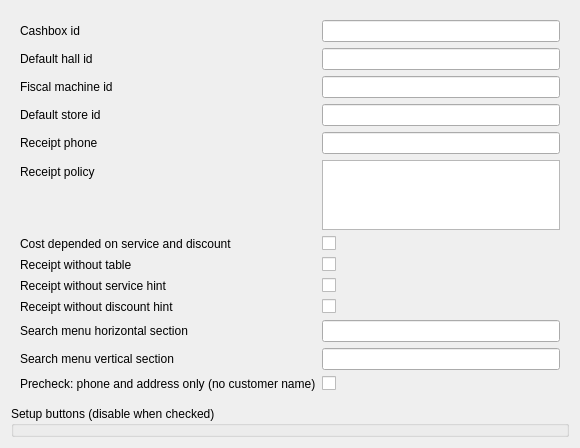
Above: FrontDesk/rworkstationconfigwaiter.ui from End1-1/Cafe5 before the change. Below: the same form after it.
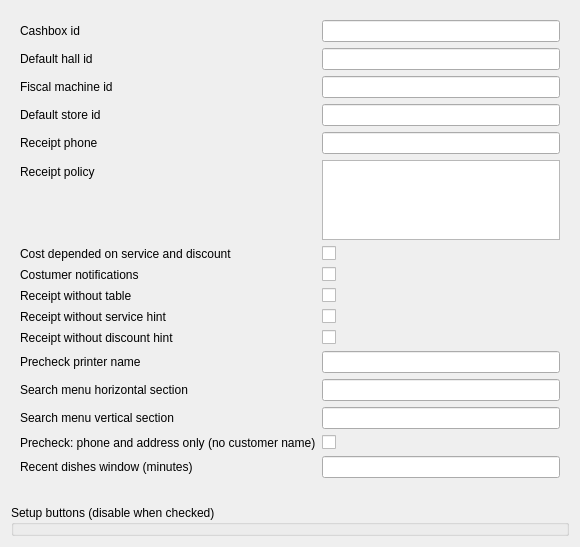
That is the form after the change.

Diff of the .ui file:
```diff
--- a/FrontDesk/rworkstationconfigwaiter.ui
+++ b/FrontDesk/rworkstationconfigwaiter.ui
@@ -7,7 +7,7 @@
     <x>0</x>
     <y>0</y>
     <width>580</width>
-    <height>432</height>
+    <height>547</height>
    </rect>
   </property>
   <layout class="QVBoxLayout" name="verticalLayout">
@@ -81,54 +81,54 @@
         </property>
        </widget>
       </item>
-      <item row="9" column="0">
+      <item row="10" column="0">
        <widget class="QLabel" name="labelNoTable">
         <property name="text">
          <string>Receipt without table</string>
         </property>
        </widget>
       </item>
-      <item row="9" column="1">
+      <item row="10" column="1">
        <widget class="QCheckBox" name="chReceiptNoTable"/>
       </item>
-      <item row="10" column="0">
+      <item row="11" column="0">
        <widget class="QLabel" name="labelNoService">
         <property name="text">
          <string>Receipt without service hint</string>
         </property>
        </widget>
       </item>
-      <item row="10" column="1">
+      <item row="11" column="1">
        <widget class="QCheckBox" name="chReceiptNoServiceHint"/>
       </item>
-      <item row="11" column="0">
+      <item row="12" column="0">
        <widget class="QLabel" name="labelNoDiscount">
         <property name="text">
          <string>Receipt without discount hint</string>
         </property>
        </widget>
       </item>
-      <item row="11" column="1">
+      <item row="12" column="1">
        <widget class="QCheckBox" name="chReceiptNoDiscountHint"/>
       </item>
-      <item row="12" column="0">
+      <item row="14" column="0">
        <widget class="QLabel" name="labelSearchH">
         <property name="text">
          <string>Search menu horizontal section</string>
         </property>
        </widget>
       </item>
-      <item row="12" column="1">
+      <item row="14" column="1">
        <widget class="QLineEdit" name="leSearchMenuH"/>
       </item>
-      <item row="13" column="0">
+      <item row="15" column="0">
        <widget class="QLabel" name="labelSearchV">
         <property name="text">
          <string>Search menu vertical section</string>
         </property>
        </widget>
       </item>
-      <item row="13" column="1">
+      <item row="15" column="1">
        <widget class="QLineEdit" name="leSearchMenuV"/>
       </item>
       <item row="8" column="0">
@@ -141,16 +141,46 @@
       <item row="8" column="1">
        <widget class="QCheckBox" name="chCostDependOnServiceAndDiscount"/>
       </item>
-      <item row="14" column="0">
+      <item row="16" column="0">
        <widget class="QLabel" name="labelDoNotPrintCustomer">
         <property name="text">
          <string>Precheck: phone and address only (no customer name)</string>
         </property>
        </widget>
       </item>
-      <item row="14" column="1">
+      <item row="16" column="1">
        <widget class="QCheckBox" name="chDoNotPrintCustomerOnReceipt"/>
       </item>
+      <item row="17" column="0">
+       <widget class="QLabel" name="labelRecentDishesMinutes">
+        <property name="text">
+         <string>Recent dishes window (minutes)</string>
+        </property>
+       </widget>
+      </item>
+      <item row="17" column="1">
+       <widget class="QLineEdit" name="leRecentDishesMinutes"/>
+      </item>
+      <item row="9" column="0">
+       <widget class="QLabel" name="labelNoTable_3">
+        <property name="text">
+         <string>Costumer notifications</string>
+        </property>
+       </widget>
+      </item>
+      <item row="9" column="1">
+       <widget class="QCheckBox" name="leCostumerNotification"/>
+      </item>
+      <item row="13" column="0">
+       <widget class="QLabel" name="labelNoDiscount_2">
+        <property name="text">
+         <string>Precheck printer name</string>
+        </property>
+       </widget>
+      </item>
+      <item row="13" column="1">
+       <widget class="QLineEdit" name="lePrecheckPrinter"/>
+      </item>
      </layout>
     </widget>
    </item>
```
